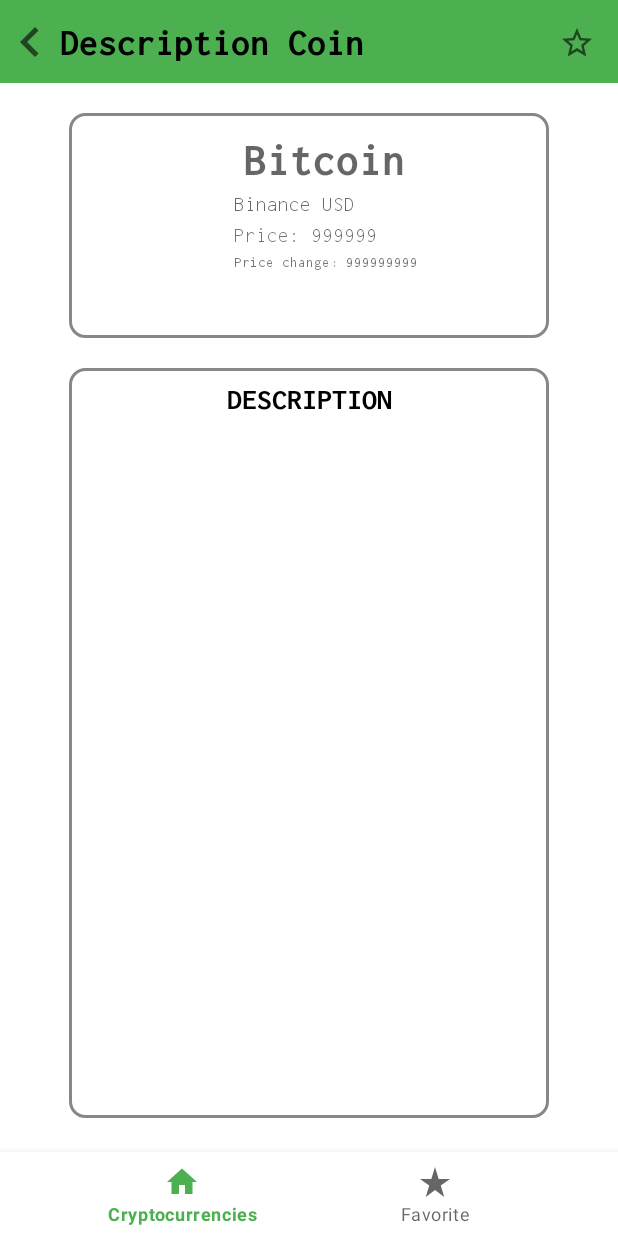
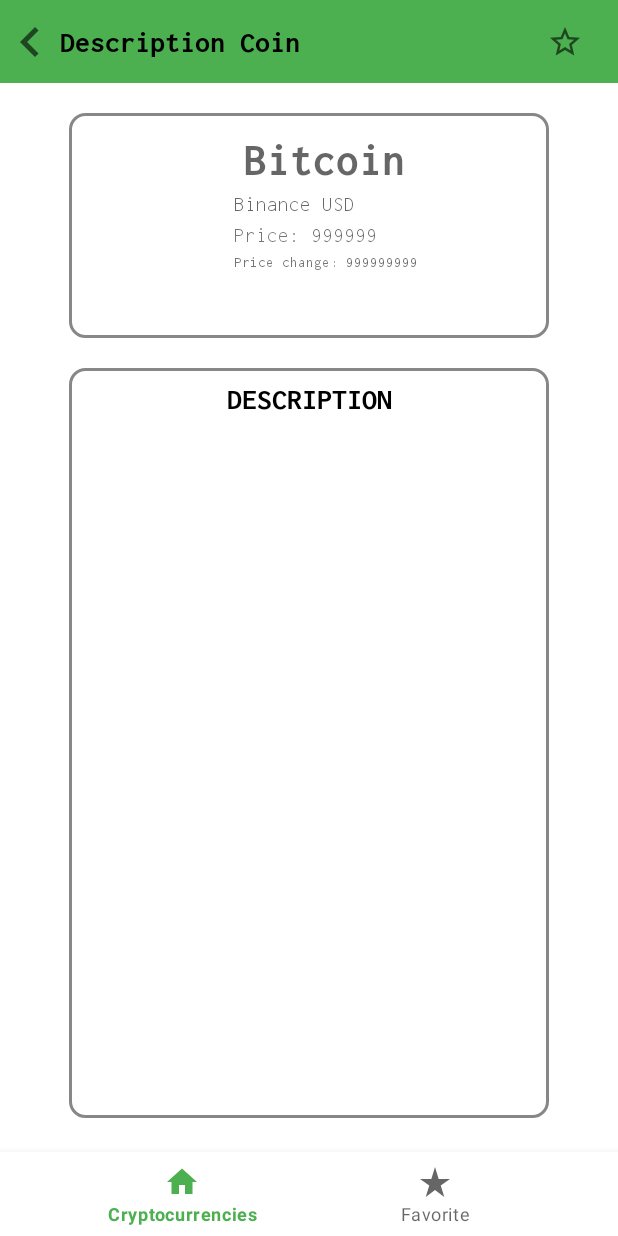
Before and after one commit to nikikrad/ImprovedCrypto, an Android app: the fragment DescriptionCoinFragment placed in its activity, on a phone screen of 412 x 824 dp. Run offline under Robolectric (Android 15) with nearby library versions, the phone set to English and light mode, and no system bars; our stand-ins replace navigation-ui; network calls fail; pictures from the network do not load; 1 statement that could not run was skipped.

Commit message:
refreshApp is ready

```diff
--- a/app/src/main/java/com/example/improvedcrypto/files/favorite/FavoriteViewModel.kt
+++ b/app/src/main/java/com/example/improvedcrypto/files/favorite/FavoriteViewModel.kt
@@ -57,7 +57,5 @@
         if (coinDao != null) {
             coinDao.deleteCoin(coin.name)
         }
-
     }
-
 }
--- a/app/src/main/java/com/example/improvedcrypto/files/main/MainFragment.kt
+++ b/app/src/main/java/com/example/improvedcrypto/files/main/MainFragment.kt
@@ -40,13 +40,7 @@
 
     override fun onViewCreated(view: View, savedInstanceState: Bundle?) {
 
-
-        val Adapter = MainAdapter(getAllCoinFromServer())
-        binding.rvCoins.layoutManager =
-            LinearLayoutManager(activity?.applicationContext, LinearLayoutManager.VERTICAL, false)
-        binding.rvCoins.adapter = Adapter
-        responseBody.clear()
-
+        adapter()
         refreshApp()
     }
 
@@ -59,10 +53,18 @@
         return responseBody
     }
 
+    private fun adapter(){
+        responseBody.clear()
+        val Adapter = MainAdapter(getAllCoinFromServer())
+        binding.rvCoins.layoutManager =
+            LinearLayoutManager(activity?.applicationContext, LinearLayoutManager.VERTICAL, false)
+        binding.rvCoins.adapter = Adapter
+    }
+
     private fun refreshApp(){
         binding.swipeRefreshLayout.setOnRefreshListener {
             binding.swipeRefreshLayout.isRefreshing = false
-            NavHostFragment.findNavController(this).navigate(R.id.action_mainFragment_self)
+            adapter()
         }
     }
 
--- /dev/null
+++ b/app/src/main/res/drawable/ic_sort_button.xml
@@ -0,0 +1,5 @@
+<vector android:height="40dp" android:tint="?attr/colorControlNormal"
+    android:viewportHeight="24" android:viewportWidth="24"
+    android:width="40dp" xmlns:android="http://schemas.android.com/apk/res/android">
+    <path android:fillColor="@android:color/white" android:pathData="M4,9h16v2H4V9zM4,13h10v2H4V13z"/>
+</vector>
--- a/app/src/main/res/layout/fragment_description.xml
+++ b/app/src/main/res/layout/fragment_description.xml
@@ -30,15 +30,15 @@
         android:fontFamily="@font/inconsolata_bold"
         android:text="Description Coin"
         android:textColor="@color/black"
-        android:textSize="25sp"
+        android:textSize="20sp"
         app:layout_constraintBottom_toBottomOf="@+id/btn_Back"
         app:layout_constraintStart_toEndOf="@+id/btn_Back"
         app:layout_constraintTop_toTopOf="@+id/btn_Back" />
 
     <ImageButton
-        android:id="@+id/imgbtn_Favorite"
-        android:layout_width="wrap_content"
-        android:layout_height="wrap_content"
+        android:id="@+id/ib_Like"
+        android:layout_width="40dp"
+        android:layout_height="40dp"
         android:background="@null"
         android:src="@drawable/ic_star_outline"
         app:layout_constraintBottom_toBottomOf="@+id/tv_Title"
--- a/app/src/main/res/navigation/nav_graph.xml
+++ b/app/src/main/res/navigation/nav_graph.xml
@@ -21,9 +21,6 @@
             app:enterAnim="@anim/nav_default_pop_enter_anim"
             app:exitAnim="@anim/nav_default_pop_exit_anim" />
 
-        <action
-            android:id="@+id/action_mainFragment_self"
-            app:destination="@+id/mainFragment"/>
     </fragment>
 
     <fragment
@@ -31,8 +28,6 @@
         android:name="com.example.improvedcrypto.files.favorite.FavoriteFragment"
         android:label="Favorite Coins"
         tools:layout="@layout/fragment_favorite">
-        <action android:id="@+id/action_favoriteFragment_self"
-            app:destination="@+id/favoriteFragment"/>
         <action
             android:id="@+id/action_favoriteFragment_to_mainFragment"
             app:destination="@id/mainFragment" />
```
Also changed, not shown: app/src/main/java/com/example/improvedcrypto/files/favorite/FavoriteFragment.kt (+21 -17 lines), app/src/main/java/com/example/improvedcrypto/files/main/description/DescriptionCoinFragment.kt (+5 -5 lines), app/src/main/res/layout/fragment_favorite.xml (+25 -3 lines), app/src/main/res/layout/fragment_main.xml (+39 -7 lines).
